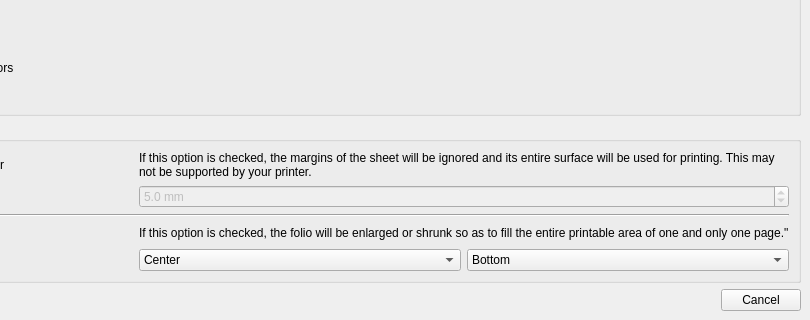
Old version of the form sources/print/projectprintwindow.ui in the repository EmilOsvoll/qelectrotech-source-mirror; both pictures show x 146 to 956 and y 234 to 554 of the 956 by 554 pixel window.
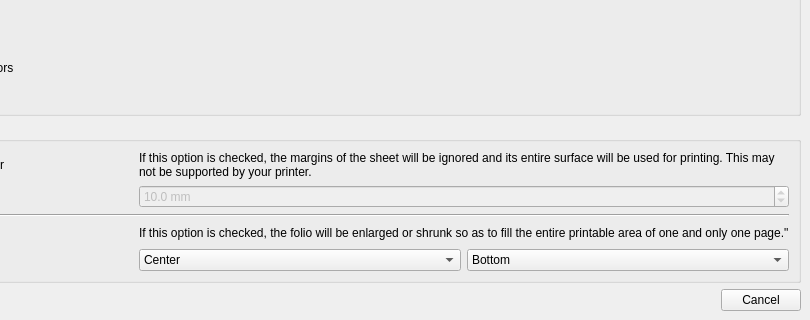
New version of the form. Icons and pictures are not drawn.

Commit message: export PDF as A3 instead of A4

The edit to the form file:
```diff
--- a/sources/print/projectprintwindow.ui
+++ b/sources/print/projectprintwindow.ui
@@ -269,7 +269,7 @@
           <double>1.00000000000000000</double>
          </property>
          <property name="value">
-          <double>5.00000000000000000</double>
+          <double>10.00000000000000000</double>
          </property>
         </widget>
        </item>
```
The commit also changes 2 other files.
